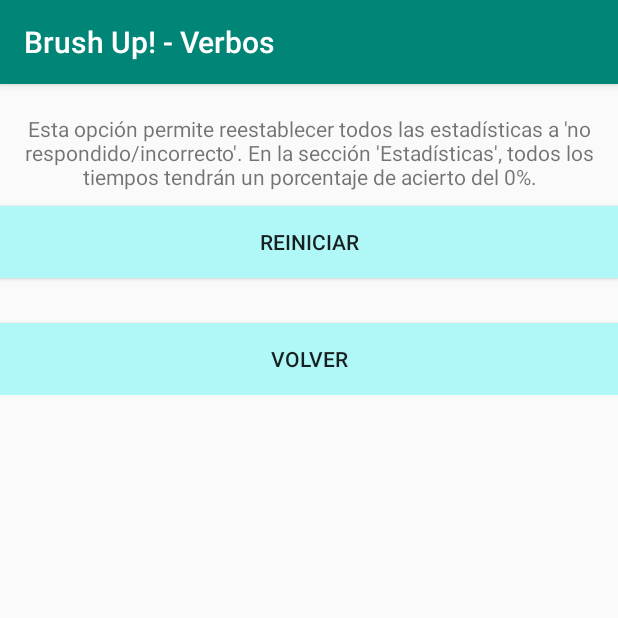
After one commit to JaviFdezT/BrushUpSpVersion, an Android app: the ShowConfig screen opened directly, with no data from a screen before it, on a phone screen of 412 x 824 dp, the top half of it. The commit adds this screen. Run offline under Robolectric (Android 15) with nearby library versions, the phone set to English and light mode, and no system bars.

Commit message:
New features: stats, configuration

```diff
--- a/app/build.gradle
+++ b/app/build.gradle
@@ -7,7 +7,7 @@ android {
         minSdkVersion 14
         targetSdkVersion 28
         versionCode 1
-        versionName "1.01"
+        versionName "1.02"
         testInstrumentationRunner "android.support.test.runner.AndroidJUnitRunner"
     }
     buildTypes {
--- a/app/src/main/AndroidManifest.xml
+++ b/app/src/main/AndroidManifest.xml
@@ -9,7 +9,8 @@
         android:roundIcon="@mipmap/ic_launcher_round"
         android:supportsRtl="true"
         android:theme="@style/AppTheme">
-        <activity android:name=".ShowVerbTense"></activity>
+        <activity android:name=".ShowConfig"></activity>
+        <activity android:name=".ShowVerbTense" />
         <activity android:name=".ShowVerb" />
         <activity android:name=".MainActivity">
             <intent-filter>
--- /dev/null
+++ b/app/src/main/java/com/jft/spverbs/verbos/ShowConfig.java
@@ -0,0 +1,61 @@
+package com.jft.spverbs.verbos;
+
+import android.content.DialogInterface;
+import android.content.Intent;
+import android.support.v7.app.AppCompatActivity;
+import android.os.Bundle;
+import android.view.View;
+import android.widget.Button;
+import android.widget.Toast;
+import android.app.AlertDialog;
+import android.app.AlertDialog.Builder;
+
+public class ShowConfig extends AppCompatActivity {
+
+    @Override
+    protected void onCreate(Bundle savedInstanceState) {
+        super.onCreate(savedInstanceState);
+        setContentView(R.layout.activity_show_config);
+
+
+        Button button1 = findViewById(R.id.buttonreset);
+        Button button2 = findViewById(R.id.buttonexit);
+        final Intent activity = new Intent(getApplicationContext(), MainActivity.class);
+        button1.setOnClickListener(new View.OnClickListener() {
+            public void onClick(View v) {
+                AlertDialog.Builder builder = new AlertDialog.Builder(ShowConfig.this);
+                builder.setTitle("Advertencia");
+                builder.setMessage("Todos los cambios son irreversibles. ¿Estás seguro de que quieres proceder?");
+                builder.setPositiveButton("Sí", new DialogInterface.OnClickListener() {
+                    public void onClick(DialogInterface dialog, int which) {
+                        dialog.dismiss();
+                        try {
+                            try {
+                                DdBb myddbb = new DdBb(getApplicationContext());
+                                myddbb.resetLevels();
+                                Toast.makeText(getApplicationContext(), "¡Hecho!", 20).show();
+                            } catch (Exception e) {
+                                Toast.makeText(getApplicationContext(), "Ha habido un error procesando su solicitud", 20).show();
+                            }
+                        } catch (Exception e) {}
+                        startActivity(activity);
+                    }
+                });
+                builder.setNegativeButton("No", new DialogInterface.OnClickListener() {
+                    @Override
+                    public void onClick(DialogInterface dialog, int which) {
+                        dialog.dismiss();
+                    }
+                });
+                AlertDialog alert = builder.create();
+                alert.show();
+            }
+        });
+        button2.setOnClickListener(new View.OnClickListener() {
+            public void onClick(View v) {
+                startActivity(activity);
+            }
+        });
+
+    }
+}
--- a/app/src/main/java/com/jft/spverbs/verbos/ShowVerbTense.java
+++ b/app/src/main/java/com/jft/spverbs/verbos/ShowVerbTense.java
@@ -49,8 +49,10 @@ public class ShowVerbTense extends AppCompatActivity {
 
         TextView textView1 = (TextView) findViewById(R.id.verb);
         TextView textView2 = (TextView) findViewById(R.id.tense);
+        TextView textView3 = (TextView) findViewById(R.id.meaning);
         textView1.setText(showVerb.toUpperCase());
         textView2.setText(" "+showTense+" ("+showMood+") ");
+        textView3.setText("("+verb.getVerb_eng()+")");
 
         Button goback_button = (Button)findViewById(R.id.button_mainMenu);
         goback_button.setOnClickListener(new View.OnClickListener() {
--- /dev/null
+++ b/app/src/main/res/layout/activity_show_config.xml
@@ -0,0 +1,61 @@
+<?xml version="1.0" encoding="utf-8"?>
+<android.support.constraint.ConstraintLayout xmlns:android="http://schemas.android.com/apk/res/android"
+    xmlns:app="http://schemas.android.com/apk/res-auto"
+    xmlns:tools="http://schemas.android.com/tools"
+    android:layout_width="match_parent"
+    android:layout_height="match_parent"
+    tools:context=".ShowConfig">
+
+
+    <ScrollView android:layout_marginTop="30dp"
+        android:layout_width="fill_parent"
+        android:layout_height="wrap_content"
+        android:id="@+id/scrollView">
+        <LinearLayout
+            android:layout_width="fill_parent"
+            android:layout_height="fill_parent"
+            android:orientation="vertical" >
+
+
+            <androidx.constraintlayout.widget.Guideline
+                android:id="@+id/guideline"
+                android:layout_width="wrap_content"
+                android:layout_height="wrap_content"
+                android:orientation="vertical"
+                app:layout_constraintGuide_end="362dp" />
+
+            <TextView
+                android:id="@+id/note1"
+                android:layout_width="match_parent"
+                android:layout_height="wrap_content"
+                android:gravity="center"
+                android:textAlignment="center"
+                android:textSize="14sp"
+                android:text="Esta opción permite reestablecer todos las estadísticas a 'no respondido/incorrecto'. En la sección 'Estadísticas', todos los tiempos tendrán un porcentaje de acierto del 0%."
+                android:layout_marginTop="20dp"
+                app:layout_constraintTop_toBottomOf="parent"
+                tools:layout_width="match_parent" />
+
+            <Button
+                android:id="@+id/buttonreset"
+                android:layout_width="match_parent"
+                android:layout_height="wrap_content"
+                android:layout_marginTop="10dp"
+                android:background="#B0F7F7"
+                android:text="Reiniciar"
+                app:layout_constraintHorizontal_bias="0.5"
+                app:layout_constraintTop_toBottomOf="@+id/note1" />
+
+            <Button
+                android:id="@+id/buttonexit"
+                android:layout_width="match_parent"
+                android:layout_height="wrap_content"
+                android:layout_marginTop="30dp"
+                android:background="#B0F7F7"
+                android:text="Volver"
+                app:layout_constraintHorizontal_bias="0.5"
+                app:layout_constraintTop_toBottomOf="@+id/buttoncredits" />
+        </LinearLayout>
+    </ScrollView>
+
+</android.support.constraint.ConstraintLayout>
```
Also changed, not shown: app/src/main/java/com/jft/spverbs/verbos/DdBb.java (+22 -9 lines), app/src/main/java/com/jft/spverbs/verbos/GameCheck.java (+40 -19 lines), app/src/main/java/com/jft/spverbs/verbos/GameOptions.java (+3 -11 lines), app/src/main/java/com/jft/spverbs/verbos/MainActivity.java (+8 -0 lines), app/src/main/java/com/jft/spverbs/verbos/ShowDict.java (+0 -18 lines), app/src/main/java/com/jft/spverbs/verbos/ShowStats.java (+59 -25 lines), app/src/main/res/layout/activity_game_check.xml (+15 -14 lines), app/src/main/res/layout/activity_main.xml (+11 -1 lines), app/src/main/res/layout/activity_show_stats.xml (+37 -10 lines), app/src/main/res/layout/activity_show_verb_tense.xml (+12 -1 lines), 4 other files.
